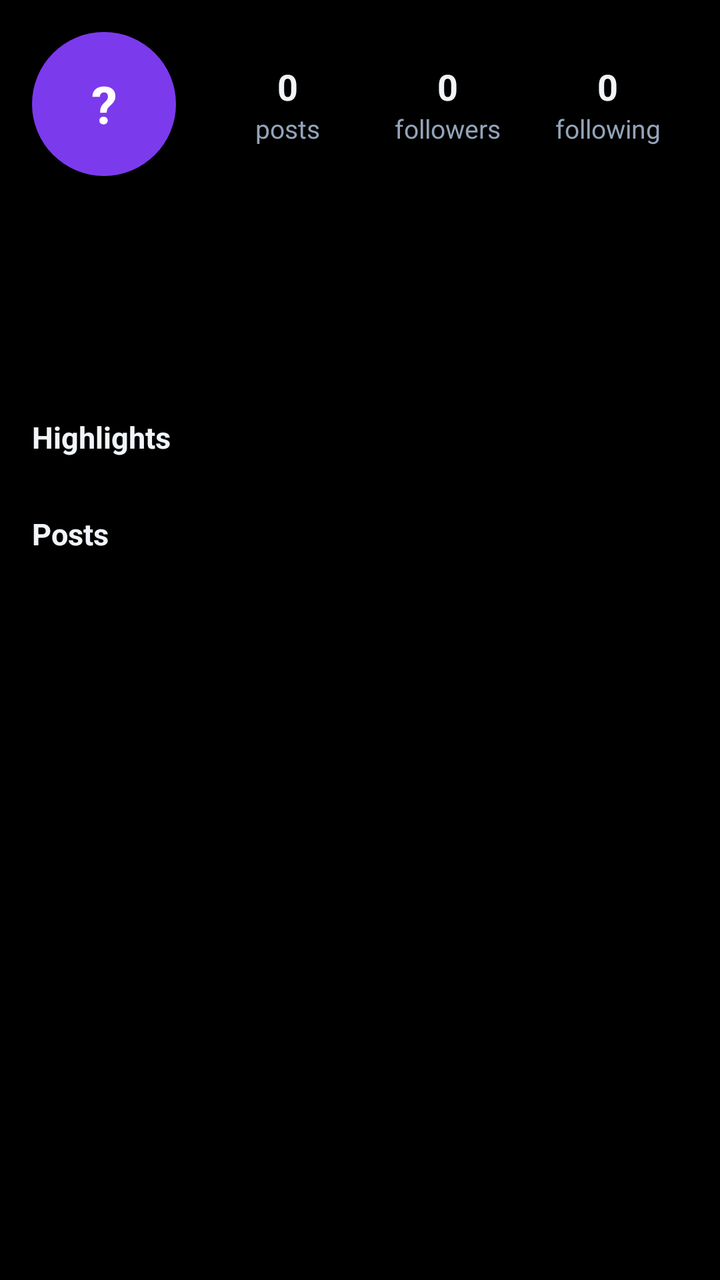
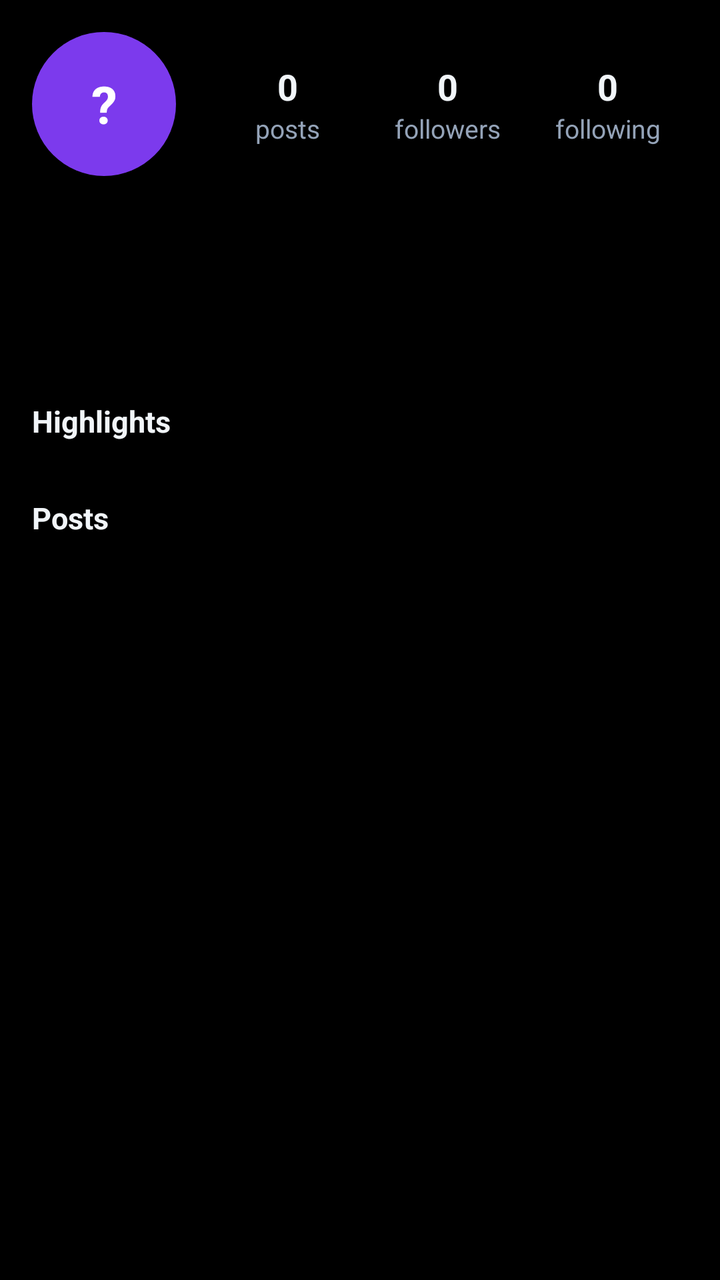

Two renders of the same Android screen: before a commit and after it. Below are the layout's source before the change and the commit's diff.
<!-- AndroidManifest.xml: application theme Theme.PicStory -->
<!-- res/layout/profile_content.xml -->
<?xml version="1.0" encoding="utf-8"?>
<LinearLayout xmlns:android="http://schemas.android.com/apk/res/android"
    android:layout_width="match_parent"
    android:layout_height="wrap_content"
    android:orientation="vertical"
    android:padding="16dp">

    <LinearLayout
        android:layout_width="match_parent"
        android:layout_height="wrap_content"
        android:gravity="center_vertical"
        android:orientation="horizontal">

        <TextView
            android:id="@+id/tvAvatar"
            android:layout_width="72dp"
            android:layout_height="72dp"
            android:background="@drawable/avatar_circle"
            android:gravity="center"
            android:text="?"
            android:textColor="@color/white"
            android:textSize="26sp"
            android:textStyle="bold" />

        <ImageView
            android:id="@+id/ivAvatar"
            android:layout_width="72dp"
            android:layout_height="72dp"
            android:contentDescription="Profile photo"
            android:visibility="gone" />

        <LinearLayout
            android:layout_width="0dp"
            android:layout_height="wrap_content"
            android:layout_marginStart="16dp"
            android:layout_weight="1"
            android:orientation="horizontal">

            <LinearLayout
                android:id="@+id/statPosts"
                android:layout_width="0dp"
                android:layout_height="wrap_content"
                android:layout_weight="1"
                android:gravity="center"
                android:orientation="vertical">

                <TextView
                    android:id="@+id/tvPostsCount"
                    android:layout_width="wrap_content"
                    android:layout_height="wrap_content"
                    android:text="0"
                    android:textColor="@color/textPrimary"
                    android:textSize="18sp"
                    android:textStyle="bold" />

                <TextView
                    android:layout_width="wrap_content"
                    android:layout_height="wrap_content"
                    android:text="@string/posts"
                    android:textColor="@color/textSecondary"
                    android:textSize="13sp" />
            </LinearLayout>

            <LinearLayout
                android:id="@+id/statFollowers"
                android:layout_width="0dp"
                android:layout_height="wrap_content"
                android:layout_weight="1"
                android:gravity="center"
                android:orientation="vertical">

                <TextView
                    android:id="@+id/tvFollowersCount"
                    android:layout_width="wrap_content"
                    android:layout_height="wrap_content"
                    android:text="0"
                    android:textColor="@color/textPrimary"
                    android:textSize="18sp"
                    android:textStyle="bold" />

                <TextView
                    android:layout_width="wrap_content"
                    android:layout_height="wrap_content"
                    android:text="@string/followers"
                    android:textColor="@color/textSecondary"
                    android:textSize="13sp" />
            </LinearLayout>

            <LinearLayout
                android:id="@+id/statFollowing"
                android:layout_width="0dp"
                android:layout_height="wrap_content"
                android:layout_weight="1"
                android:gravity="center"
                android:orientation="vertical">

                <TextView
                    android:id="@+id/tvFollowingCount"
                    android:layout_width="wrap_content"
                    android:layout_height="wrap_content"
                    android:text="0"
                    android:textColor="@color/textPrimary"
                    android:textSize="18sp"
                    android:textStyle="bold" />

                <TextView
                    android:layout_width="wrap_content"
                    android:layout_height="wrap_content"
                    android:text="@string/following"
                    android:textColor="@color/textSecondary"
                    android:textSize="13sp" />
            </LinearLayout>
        </LinearLayout>
    </LinearLayout>

    
    <LinearLayout
        android:layout_width="match_parent"
        android:layout_height="wrap_content"
        android:layout_marginTop="12dp"
        android:orientation="vertical">

        <TextView
            android:id="@+id/tvName"
            android:layout_width="wrap_content"
            android:layout_height="wrap_content"
            android:text=""
            android:textColor="@color/textPrimary"
            android:textSize="18sp"
            android:textStyle="bold" />

        <TextView
            android:id="@+id/tvUsername"
            android:layout_width="wrap_content"
            android:layout_height="wrap_content"
            android:text=""
            android:textColor="@color/textSecondary"
            android:textSize="14sp" />

        <TextView
            android:id="@+id/tvBio"
            android:layout_width="match_parent"
            android:layout_height="wrap_content"
            android:layout_marginTop="6dp"
            android:text=""
            android:textColor="@color/textPrimary"
            android:textSize="14sp" />
    </LinearLayout>

    <Button
        android:id="@+id/btnMusic"
        android:layout_width="wrap_content"
        android:layout_height="44dp"
        android:layout_marginTop="12dp"
        android:background="@drawable/edit_bg"
        android:text="▶ Play music"
        android:textColor="@color/textPrimary"
        android:textStyle="bold"
        android:visibility="gone" />

    <LinearLayout
        android:layout_width="match_parent"
        android:layout_height="wrap_content"
        android:layout_marginTop="12dp"
        android:orientation="horizontal">

        <Button
            android:id="@+id/btnFollow"
            android:layout_width="0dp"
            android:layout_height="44dp"
            android:layout_weight="1"
            android:background="@drawable/btn_primary"
            android:text="@string/follow"
            android:textColor="@color/white"
            android:textStyle="bold"
            android:visibility="gone" />

        <Button
            android:id="@+id/btnMessage"
            android:layout_width="0dp"
            android:layout_height="44dp"
            android:layout_marginStart="8dp"
            android:layout_weight="1"
            android:background="@drawable/btn_primary"
            android:text="✉ Message"
            android:textColor="@color/white"
            android:textStyle="bold"
            android:visibility="gone" />

        <Button
            android:id="@+id/btnEditProfile"
            android:layout_width="0dp"
            android:layout_height="44dp"
            android:layout_weight="1"
            android:background="@drawable/edit_bg"
            android:text="@string/edit_profile"
            android:textColor="@color/textPrimary"
            android:textStyle="bold"
            android:visibility="gone" />

        <Button
            android:id="@+id/btnNewHighlight"
            android:layout_width="0dp"
            android:layout_height="44dp"
            android:layout_marginStart="8dp"
            android:layout_weight="1"
            android:background="@drawable/edit_bg"
            android:text="@string/new_highlight"
            android:textColor="@color/textPrimary"
            android:textStyle="bold"
            android:visibility="gone" />
    </LinearLayout>

    <LinearLayout
        android:layout_width="match_parent"
        android:layout_height="wrap_content"
        android:layout_marginTop="8dp"
        android:orientation="horizontal">

        <Button
            android:id="@+id/btnSettings"
            android:layout_width="0dp"
            android:layout_height="44dp"
            android:layout_weight="1"
            android:background="@drawable/edit_bg"
            android:text="@string/settings"
            android:textColor="@color/textPrimary"
            android:textStyle="bold"
            android:visibility="gone" />

        <Button
            android:id="@+id/btnLogout"
            android:layout_width="0dp"
            android:layout_height="44dp"
            android:layout_marginStart="8dp"
            android:layout_weight="1"
            android:background="@drawable/edit_bg"
            android:text="@string/logout"
            android:textColor="@color/danger"
            android:textStyle="bold"
            android:visibility="gone" />
    </LinearLayout>

    <TextView
        android:layout_width="wrap_content"
        android:layout_height="wrap_content"
        android:layout_marginTop="20dp"
        android:text="@string/highlights"
        android:textColor="@color/textPrimary"
        android:textSize="15sp"
        android:textStyle="bold" />

    <HorizontalScrollView
        android:layout_width="match_parent"
        android:layout_height="wrap_content"
        android:layout_marginTop="8dp"
        android:scrollbars="none">

        <LinearLayout
            android:id="@+id/highlightsRow"
            android:layout_width="wrap_content"
            android:layout_height="wrap_content"
            android:orientation="horizontal" />
    </HorizontalScrollView>

    <TextView
        android:id="@+id/tvNoHighlights"
        android:layout_width="match_parent"
        android:layout_height="wrap_content"
        android:layout_marginTop="4dp"
        android:text="@string/no_highlights"
        android:textColor="@color/textSecondary"
        android:textSize="13sp"
        android:visibility="gone" />

    <TextView
        android:layout_width="wrap_content"
        android:layout_height="wrap_content"
        android:layout_marginTop="20dp"
        android:text="@string/posts_title"
        android:textColor="@color/textPrimary"
        android:textSize="15sp"
        android:textStyle="bold" />

    <GridView
        android:id="@+id/gvPosts"
        android:layout_width="match_parent"
        android:layout_height="wrap_content"
        android:layout_marginTop="8dp"
        android:horizontalSpacing="2dp"
        android:numColumns="3"
        android:scrollbars="none"
        android:stretchMode="columnWidth"
        android:verticalSpacing="2dp" />

    <TextView
        android:id="@+id/tvEmptyPosts"
        android:layout_width="match_parent"
        android:layout_height="wrap_content"
        android:gravity="center"
        android:padding="24dp"
        android:text="@string/no_posts"
        android:textColor="@color/textSecondary"
        android:textSize="14sp"
        android:visibility="gone" />
</LinearLayout>
<!-- resources referenced by this layout -->
<resources>
  <color name="danger">#F87171</color>
  <color name="textPrimary">#F1F5F9</color>
  <color name="textSecondary">#94A3B8</color>
  <color name="white">#FFFFFF</color>
  <!-- drawable avatar_circle (drawable) -->
  <?xml version="1.0" encoding="utf-8"?>
  <shape xmlns:android="http://schemas.android.com/apk/res/android"
      android:shape="oval">
      <solid android:color="@color/colorPrimary" />
  </shape>
  <!-- drawable btn_primary (drawable) -->
  <?xml version="1.0" encoding="utf-8"?>
  <shape xmlns:android="http://schemas.android.com/apk/res/android"
      android:shape="rectangle">
      <solid android:color="@color/colorPrimary" />
      <corners android:radius="12dp" />
  </shape>
  <!-- drawable edit_bg (drawable) -->
  <?xml version="1.0" encoding="utf-8"?>
  <shape xmlns:android="http://schemas.android.com/apk/res/android"
      android:shape="rectangle">
      <solid android:color="@color/card" />
      <stroke android:width="1dp" android:color="@color/divider" />
      <corners android:radius="12dp" />
  </shape>
  <string name="edit_profile">Edit Profile</string>
  <string name="follow">Follow</string>
  <string name="followers">followers</string>
  <string name="following">following</string>
  <string name="highlights">Highlights</string>
  <string name="logout">Log Out</string>
  <string name="new_highlight">New Highlight</string>
  <string name="no_highlights">No highlights yet — save your stories into one.</string>
  <string name="no_posts">No posts yet.</string>
  <string name="posts">posts</string>
  <string name="posts_title">Posts</string>
  <string name="settings">Settings</string>
  <style name="Theme.PicStory" parent="android:Theme.Material.NoActionBar">
          <item name="android:windowBackground">@color/background</item>
          <item name="android:colorPrimary">@color/colorPrimary</item>
          <item name="android:colorPrimaryDark">@color/colorPrimaryDark</item>
          <item name="android:colorAccent">@color/colorAccent</item>
          <item name="android:textColorPrimary">@color/textPrimary</item>
          <item name="android:textColorSecondary">@color/textSecondary</item>
          <item name="android:windowLightStatusBar">false</item>
      </style>
  <color name="colorPrimary">#7C3AED</color>
  <color name="card">#111111</color>
  <color name="divider">#262626</color>
  <color name="background">#000000</color>
  <color name="colorPrimaryDark">#5B21B6</color>
  <color name="colorAccent">#FBBF24</color>
</resources>

<!-- the commit's change to res/layout/profile_content.xml (unified diff, before → after) -->
@@ -197,48 +197,6 @@
             android:textColor="@color/textPrimary"
             android:textStyle="bold"
             android:visibility="gone" />
-
-        <Button
-            android:id="@+id/btnNewHighlight"
-            android:layout_width="0dp"
-            android:layout_height="44dp"
-            android:layout_marginStart="8dp"
-            android:layout_weight="1"
-            android:background="@drawable/edit_bg"
-            android:text="@string/new_highlight"
-            android:textColor="@color/textPrimary"
-            android:textStyle="bold"
-            android:visibility="gone" />
-    </LinearLayout>
-
-    <LinearLayout
-        android:layout_width="match_parent"
-        android:layout_height="wrap_content"
-        android:layout_marginTop="8dp"
-        android:orientation="horizontal">
-
-        <Button
-            android:id="@+id/btnSettings"
-            android:layout_width="0dp"
-            android:layout_height="44dp"
-            android:layout_weight="1"
-            android:background="@drawable/edit_bg"
-            android:text="@string/settings"
-            android:textColor="@color/textPrimary"
-            android:textStyle="bold"
-            android:visibility="gone" />
-
-        <Button
-            android:id="@+id/btnLogout"
-            android:layout_width="0dp"
-            android:layout_height="44dp"
-            android:layout_marginStart="8dp"
-            android:layout_weight="1"
-            android:background="@drawable/edit_bg"
-            android:text="@string/logout"
-            android:textColor="@color/danger"
-            android:textStyle="bold"
-            android:visibility="gone" />
     </LinearLayout>
 
     <TextView
<!-- resource entries referenced after the edit -->
@@ -1,6 +1,5 @@
 <!-- resources referenced by this layout -->
 <resources>
-  <color name="danger">#F87171</color>
   <color name="textPrimary">#F1F5F9</color>
   <color name="textSecondary">#94A3B8</color>
   <color name="white">#FFFFFF</color>
@@ -30,13 +29,10 @@
   <string name="followers">followers</string>
   <string name="following">following</string>
   <string name="highlights">Highlights</string>
-  <string name="logout">Log Out</string>
-  <string name="new_highlight">New Highlight</string>
   <string name="no_highlights">No highlights yet — save your stories into one.</string>
   <string name="no_posts">No posts yet.</string>
   <string name="posts">posts</string>
   <string name="posts_title">Posts</string>
-  <string name="settings">Settings</string>
   <style name="Theme.PicStory" parent="android:Theme.Material.NoActionBar">
           <item name="android:windowBackground">@color/background</item>
           <item name="android:colorPrimary">@color/colorPrimary</item>
